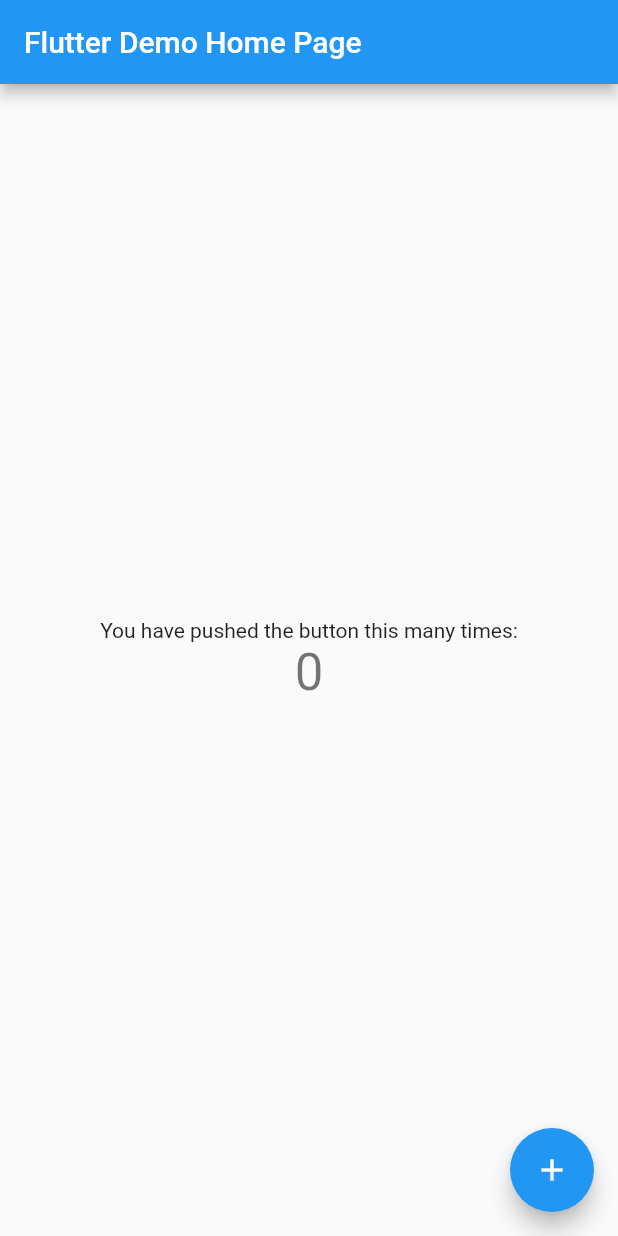
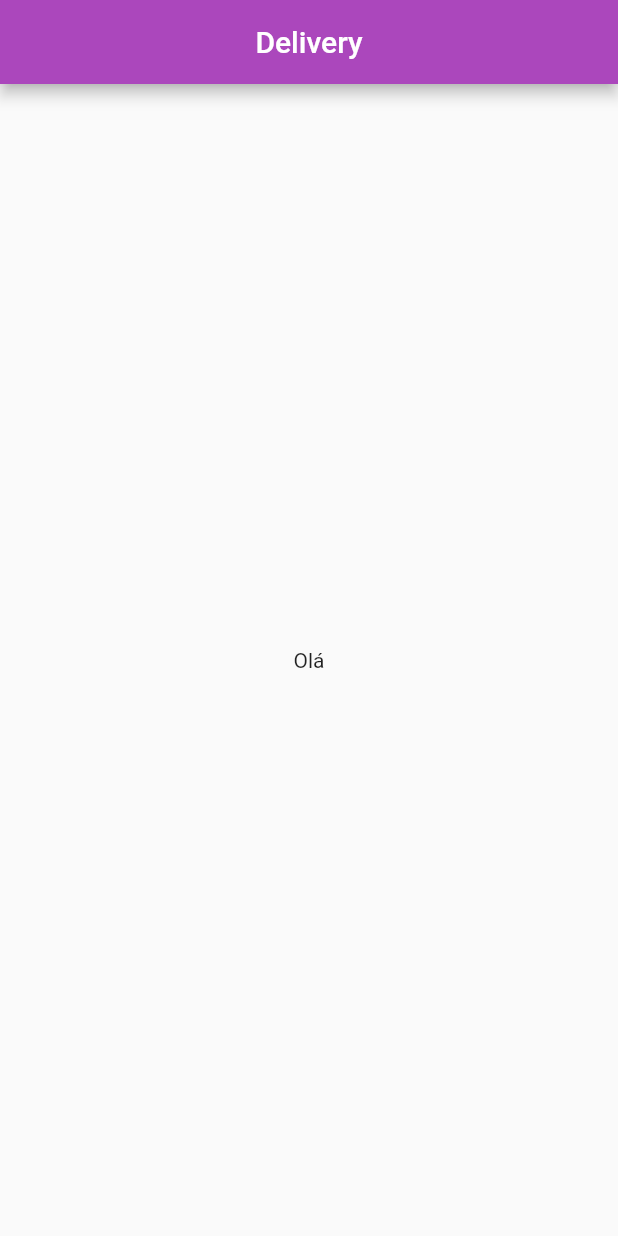
Before and after one commit to Luis020-hub/Projeto, a Flutter app: the screen it shows after launch, on a phone screen of 412 x 824 dp. Run offline on Flutter 3.47's test engine with Material 2 defaults, Android fonts, the phone set to English and light mode, and no system bars.

Commit message:
19/05/2023
- Criando a pagina principal.
- Alterando o nome de delivery > projeto.

```diff
--- a/lib/main.dart
+++ b/lib/main.dart
@@ -1,4 +1,5 @@
 import 'package:flutter/material.dart';
+import 'package:projeto/pages/HomePage.dart';
 
 void main() {
   runApp(const MyApp());
@@ -7,109 +8,19 @@ void main() {
 class MyApp extends StatelessWidget {
   const MyApp({super.key});
 
-  // This widget is the root of your application.
   @override
   Widget build(BuildContext context) {
     return MaterialApp(
-      title: 'Flutter Demo',
+      debugShowCheckedModeBanner: false,
       theme: ThemeData(
-        // This is the theme of your application.
-        //
-        // Try running your application with "flutter run". You'll see the
-        // application has a blue toolbar. Then, without quitting the app, try
-        // changing the primarySwatch below to Colors.green and then invoke
-        // "hot reload" (press "r" in the console where you ran "flutter run",
-        // or simply save your changes to "hot reload" in a Flutter IDE).
-        // Notice that the counter didn't reset back to zero; the application
-        // is not restarted.
-        primarySwatch: Colors.blue,
+        primaryColor: Colors.purple[400],
+        textTheme: const TextTheme(
+          displayLarge: TextStyle(),
+          titleLarge: TextStyle(),
+          bodyMedium: TextStyle(),
+        ),
       ),
-      home: const MyHomePage(title: 'Flutter Demo Home Page'),
+      home: const HomePage(),
     );
   }
 }
-
-class MyHomePage extends StatefulWidget {
-  const MyHomePage({super.key, required this.title});
-
-  // This widget is the home page of your application. It is stateful, meaning
-  // that it has a State object (defined below) that contains fields that affect
-  // how it looks.
-
-  // This class is the configuration for the state. It holds the values (in this
-  // case the title) provided by the parent (in this case the App widget) and
-  // used by the build method of the State. Fields in a Widget subclass are
-  // always marked "final".
-
-  final String title;
-
-  @override
-  State<MyHomePage> createState() => _MyHomePageState();
-}
-
-class _MyHomePageState extends State<MyHomePage> {
-  int _counter = 0;
-
-  void _incrementCounter() {
-    setState(() {
-      // This call to setState tells the Flutter framework that something has
-      // changed in this State, which causes it to rerun the build method below
-      // so that the display can reflect the updated values. If we changed
-      // _counter without calling setState(), then the build method would not be
-      // called again, and so nothing would appear to happen.
-      _counter++;
-    });
-  }
-
-  @override
-  Widget build(BuildContext context) {
-    // This method is rerun every time setState is called, for instance as done
-    // by the _incrementCounter method above.
-    //
-    // The Flutter framework has been optimized to make rerunning build methods
-    // fast, so that you can just rebuild anything that needs updating rather
-    // than having to individually change instances of widgets.
-    return Scaffold(
-      appBar: AppBar(
-        // Here we take the value from the MyHomePage object that was created by
-        // the App.build method, and use it to set our appbar title.
-        title: Text(widget.title),
-      ),
-      body: Center(
-        // Center is a layout widget. It takes a single child and positions it
-        // in the middle of the parent.
-        child: Column(
-          // Column is also a layout widget. It takes a list of children and
-          // arranges them vertically. By default, it sizes itself to fit its
-          // children horizontally, and tries to be as tall as its parent.
-          //
-          // Invoke "debug painting" (press "p" in the console, choose the
-          // "Toggle Debug Paint" action from the Flutter Inspector in Android
-          // Studio, or the "Toggle Debug Paint" command in Visual Studio Code)
-          // to see the wireframe for each widget.
-          //
-          // Column has various properties to control how it sizes itself and
-          // how it positions its children. Here we use mainAxisAlignment to
-          // center the children vertically; the main axis here is the vertical
-          // axis because Columns are vertical (the cross axis would be
-          // horizontal).
-          mainAxisAlignment: MainAxisAlignment.center,
-          children: <Widget>[
-            const Text(
-              'You have pushed the button this many times:',
-            ),
-            Text(
-              '$_counter',
-              style: Theme.of(context).textTheme.headlineMedium,
-            ),
-          ],
-        ),
-      ),
-      floatingActionButton: FloatingActionButton(
-        onPressed: _incrementCounter,
-        tooltip: 'Increment',
-        child: const Icon(Icons.add),
-      ), // This trailing comma makes auto-formatting nicer for build methods.
-    );
-  }
-}
--- /dev/null
+++ b/lib/pages/HomePage.dart
@@ -0,0 +1,30 @@
+import 'package:flutter/material.dart';
+
+class HomePage extends StatelessWidget {
+  const HomePage({super.key});
+
+  @override
+  Widget build(BuildContext context) {
+    return Scaffold(
+      appBar: AppBar(
+        centerTitle: true,
+        backgroundColor: Theme.of(context).primaryColor,
+        title: const Text(
+          'Delivery',
+          style: TextStyle(),
+        ),
+      ),
+      body: Center(
+        child: ListView(
+          shrinkWrap: true,
+          padding: const EdgeInsets.all(20),
+          children: const [
+            Center(
+              child: Text('Olá'),
+            )
+          ],
+        ),
+      ),
+    );
+  }
+}
--- a/pubspec.yaml
+++ b/pubspec.yaml
@@ -1,4 +1,4 @@
-name: delivery
+name: projeto
 description: A new Flutter project.
 # The following line prevents the package from being accidentally published to
 # pub.dev using `flutter pub publish`. This is preferred for private packages.
```
Also changed, not shown: 1 other file.
